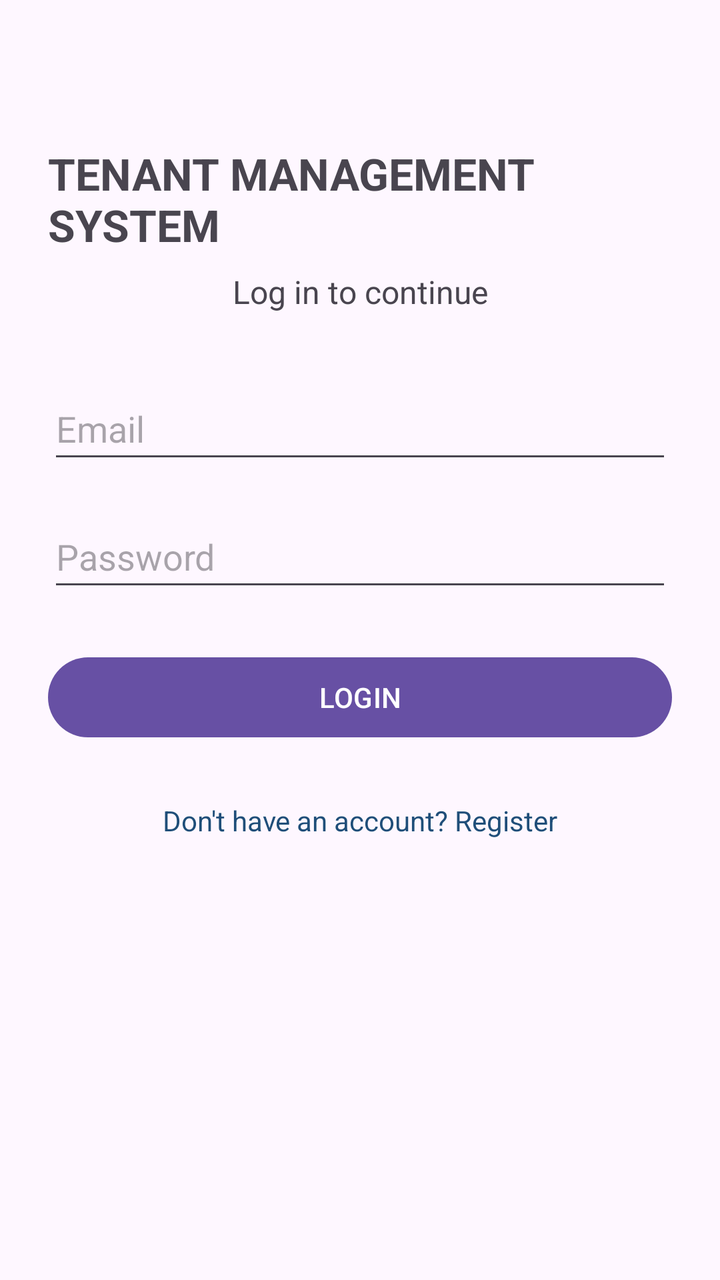
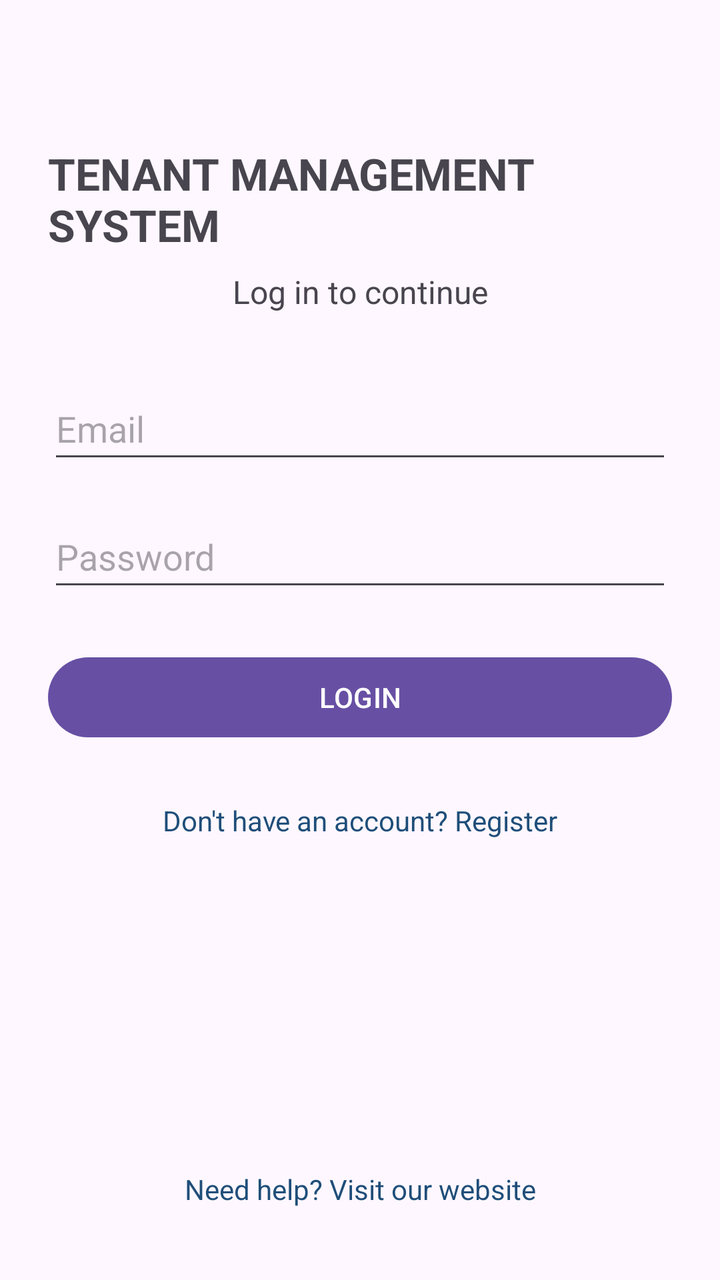

Before-and-after screenshots of an Android layout around one commit, followed by the original layout XML and the change that was made.
<!-- AndroidManifest.xml: application theme Theme.TenantManagementSystem -->
<!-- res/layout/activity_login.xml -->
<?xml version="1.0" encoding="utf-8"?>
<androidx.constraintlayout.widget.ConstraintLayout
    xmlns:android="http://schemas.android.com/apk/res/android"
    xmlns:app="http://schemas.android.com/apk/res-auto"
    android:layout_width="match_parent"
    android:layout_height="match_parent"
    android:fitsSystemWindows="true"
    android:padding="24dp">
<TextView
android:id="@+id/loginTitleTextView"
android:layout_width="wrap_content"
android:layout_height="wrap_content"
android:text="TENANT MANAGEMENT SYSTEM"
android:textSize="22sp"
android:textStyle="bold"
android:layout_marginTop="48dp"
app:layout_constraintTop_toTopOf="parent"
app:layout_constraintStart_toStartOf="parent"
app:layout_constraintEnd_toEndOf="parent" />
<TextView
android:id="@+id/loginSubtitleTextView"
android:layout_width="wrap_content"
android:layout_height="wrap_content"
android:text="Log in to continue"
android:textSize="16sp"
android:layout_marginTop="8dp"
app:layout_constraintTop_toBottomOf="@id/loginTitleTextView"
app:layout_constraintStart_toStartOf="parent"
app:layout_constraintEnd_toEndOf="parent" />
<EditText
android:id="@+id/emailEditText"
android:layout_width="0dp"
android:layout_height="wrap_content"
android:hint="Email"
android:inputType="textEmailAddress"
android:minHeight="48dp"
android:layout_marginTop="32dp"
app:layout_constraintTop_toBottomOf="@id/loginSubtitleTextView"
app:layout_constraintStart_toStartOf="parent"
app:layout_constraintEnd_toEndOf="parent" />
<EditText
android:id="@+id/passwordEditText"
android:layout_width="0dp"
android:layout_height="wrap_content"
android:hint="Password"
android:inputType="textPassword"
android:minHeight="48dp"
android:layout_marginTop="16dp"
app:layout_constraintTop_toBottomOf="@id/emailEditText"
app:layout_constraintStart_toStartOf="parent"
app:layout_constraintEnd_toEndOf="parent" />
<Button
android:id="@+id/loginButton"
android:layout_width="0dp"
android:layout_height="wrap_content"
android:text="LOGIN"
android:layout_marginTop="24dp"
app:layout_constraintTop_toBottomOf="@id/passwordEditText"
app:layout_constraintStart_toStartOf="parent"
app:layout_constraintEnd_toEndOf="parent" />
<TextView
android:id="@+id/registerTextView"
android:layout_width="wrap_content"
android:layout_height="wrap_content"
android:text="Don't have an account? Register"
android:textColor="#1F4E79"
android:padding="12dp"
android:layout_marginTop="16dp"
app:layout_constraintTop_toBottomOf="@id/loginButton"
app:layout_constraintStart_toStartOf="parent"
app:layout_constraintEnd_toEndOf="parent" />
    </androidx.constraintlayout.widget.ConstraintLayout>
<!-- resources referenced by this layout -->
<resources>
  <style name="Theme.TenantManagementSystem" parent="Base.Theme.TenantManagementSystem" />
  <style name="Base.Theme.TenantManagementSystem" parent="Theme.Material3.DayNight.NoActionBar">
          
          
      </style>
</resources>

<!-- the commit's change to res/layout/activity_login.xml (unified diff, before → after) -->
@@ -6,67 +6,85 @@
     android:layout_height="match_parent"
     android:fitsSystemWindows="true"
     android:padding="24dp">
-<TextView
-android:id="@+id/loginTitleTextView"
-android:layout_width="wrap_content"
-android:layout_height="wrap_content"
-android:text="TENANT MANAGEMENT SYSTEM"
-android:textSize="22sp"
-android:textStyle="bold"
-android:layout_marginTop="48dp"
-app:layout_constraintTop_toTopOf="parent"
-app:layout_constraintStart_toStartOf="parent"
-app:layout_constraintEnd_toEndOf="parent" />
-<TextView
-android:id="@+id/loginSubtitleTextView"
-android:layout_width="wrap_content"
-android:layout_height="wrap_content"
-android:text="Log in to continue"
-android:textSize="16sp"
-android:layout_marginTop="8dp"
-app:layout_constraintTop_toBottomOf="@id/loginTitleTextView"
-app:layout_constraintStart_toStartOf="parent"
-app:layout_constraintEnd_toEndOf="parent" />
-<EditText
-android:id="@+id/emailEditText"
-android:layout_width="0dp"
-android:layout_height="wrap_content"
-android:hint="Email"
-android:inputType="textEmailAddress"
-android:minHeight="48dp"
-android:layout_marginTop="32dp"
-app:layout_constraintTop_toBottomOf="@id/loginSubtitleTextView"
-app:layout_constraintStart_toStartOf="parent"
-app:layout_constraintEnd_toEndOf="parent" />
-<EditText
-android:id="@+id/passwordEditText"
-android:layout_width="0dp"
-android:layout_height="wrap_content"
-android:hint="Password"
-android:inputType="textPassword"
-android:minHeight="48dp"
-android:layout_marginTop="16dp"
-app:layout_constraintTop_toBottomOf="@id/emailEditText"
-app:layout_constraintStart_toStartOf="parent"
-app:layout_constraintEnd_toEndOf="parent" />
-<Button
-android:id="@+id/loginButton"
-android:layout_width="0dp"
-android:layout_height="wrap_content"
-android:text="LOGIN"
-android:layout_marginTop="24dp"
-app:layout_constraintTop_toBottomOf="@id/passwordEditText"
-app:layout_constraintStart_toStartOf="parent"
-app:layout_constraintEnd_toEndOf="parent" />
-<TextView
-android:id="@+id/registerTextView"
-android:layout_width="wrap_content"
-android:layout_height="wrap_content"
-android:text="Don't have an account? Register"
-android:textColor="#1F4E79"
-android:padding="12dp"
-android:layout_marginTop="16dp"
-app:layout_constraintTop_toBottomOf="@id/loginButton"
-app:layout_constraintStart_toStartOf="parent"
-app:layout_constraintEnd_toEndOf="parent" />
+
+    <TextView
+        android:id="@+id/loginTitleTextView"
+        android:layout_width="wrap_content"
+        android:layout_height="wrap_content"
+        android:text="TENANT MANAGEMENT SYSTEM"
+        android:textSize="22sp"
+        android:textStyle="bold"
+        android:layout_marginTop="48dp"
+        app:layout_constraintTop_toTopOf="parent"
+        app:layout_constraintStart_toStartOf="parent"
+        app:layout_constraintEnd_toEndOf="parent" />
+
+    <TextView
+        android:id="@+id/loginSubtitleTextView"
+        android:layout_width="wrap_content"
+        android:layout_height="wrap_content"
+        android:text="Log in to continue"
+        android:textSize="16sp"
+        android:layout_marginTop="8dp"
+        app:layout_constraintTop_toBottomOf="@id/loginTitleTextView"
+        app:layout_constraintStart_toStartOf="parent"
+        app:layout_constraintEnd_toEndOf="parent" />
+
+    <EditText
+        android:id="@+id/emailEditText"
+        android:layout_width="0dp"
+        android:layout_height="wrap_content"
+        android:hint="Email"
+        android:inputType="textEmailAddress"
+        android:minHeight="48dp"
+        android:layout_marginTop="32dp"
+        app:layout_constraintTop_toBottomOf="@id/loginSubtitleTextView"
+        app:layout_constraintStart_toStartOf="parent"
+        app:layout_constraintEnd_toEndOf="parent" />
+
+    <EditText
+        android:id="@+id/passwordEditText"
+        android:layout_width="0dp"
+        android:layout_height="wrap_content"
+        android:hint="Password"
+        android:inputType="textPassword"
+        android:minHeight="48dp"
+        android:layout_marginTop="16dp"
+        app:layout_constraintTop_toBottomOf="@id/emailEditText"
+        app:layout_constraintStart_toStartOf="parent"
+        app:layout_constraintEnd_toEndOf="parent" />
+
+    <Button
+        android:id="@+id/loginButton"
+        android:layout_width="0dp"
+        android:layout_height="wrap_content"
+        android:text="LOGIN"
+        android:layout_marginTop="24dp"
+        app:layout_constraintTop_toBottomOf="@id/passwordEditText"
+        app:layout_constraintStart_toStartOf="parent"
+        app:layout_constraintEnd_toEndOf="parent" />
+
+    <TextView
+        android:id="@+id/registerTextView"
+        android:layout_width="wrap_content"
+        android:layout_height="wrap_content"
+        android:text="Don't have an account? Register"
+        android:textColor="#1F4E79"
+        android:padding="12dp"
+        android:layout_marginTop="16dp"
+        app:layout_constraintTop_toBottomOf="@id/loginButton"
+        app:layout_constraintStart_toStartOf="parent"
+        app:layout_constraintEnd_toEndOf="parent" />
+
+    <TextView
+        android:id="@+id/helpTextView"
+        android:layout_width="wrap_content"
+        android:layout_height="wrap_content"
+        android:text="Need help? Visit our website"
+        android:textColor="#1F4E79"
+        android:padding="12dp"
+        app:layout_constraintBottom_toBottomOf="parent"
+        app:layout_constraintStart_toStartOf="parent"
+        app:layout_constraintEnd_toEndOf="parent" />
+
     </androidx.constraintlayout.widget.ConstraintLayout>
